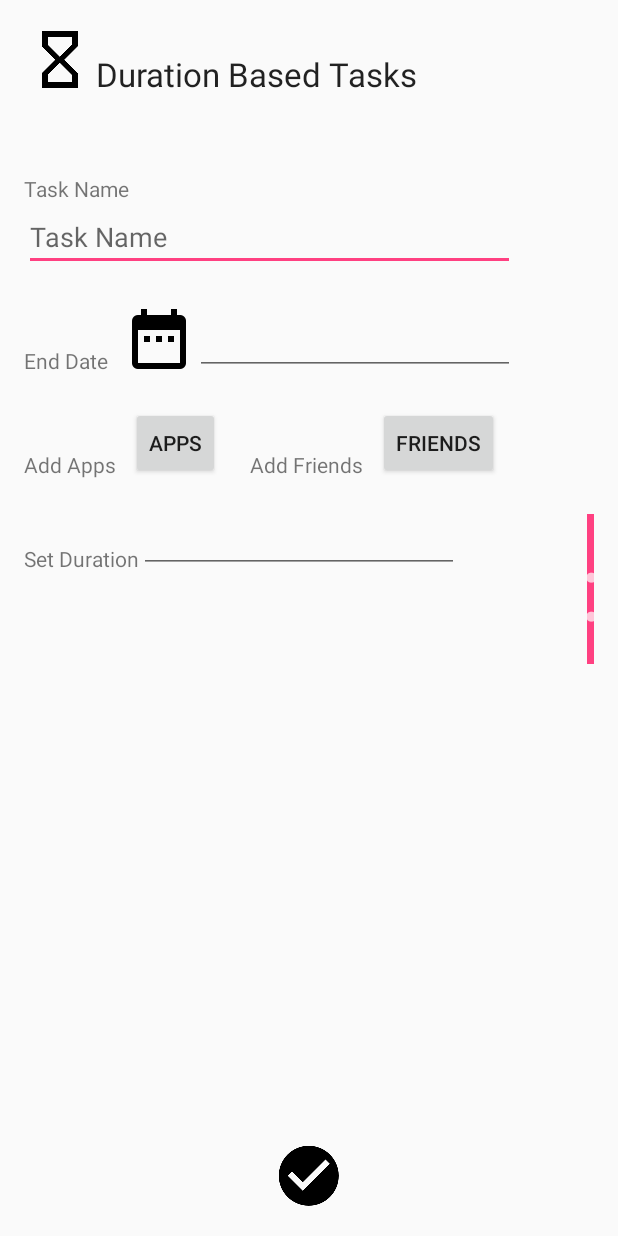
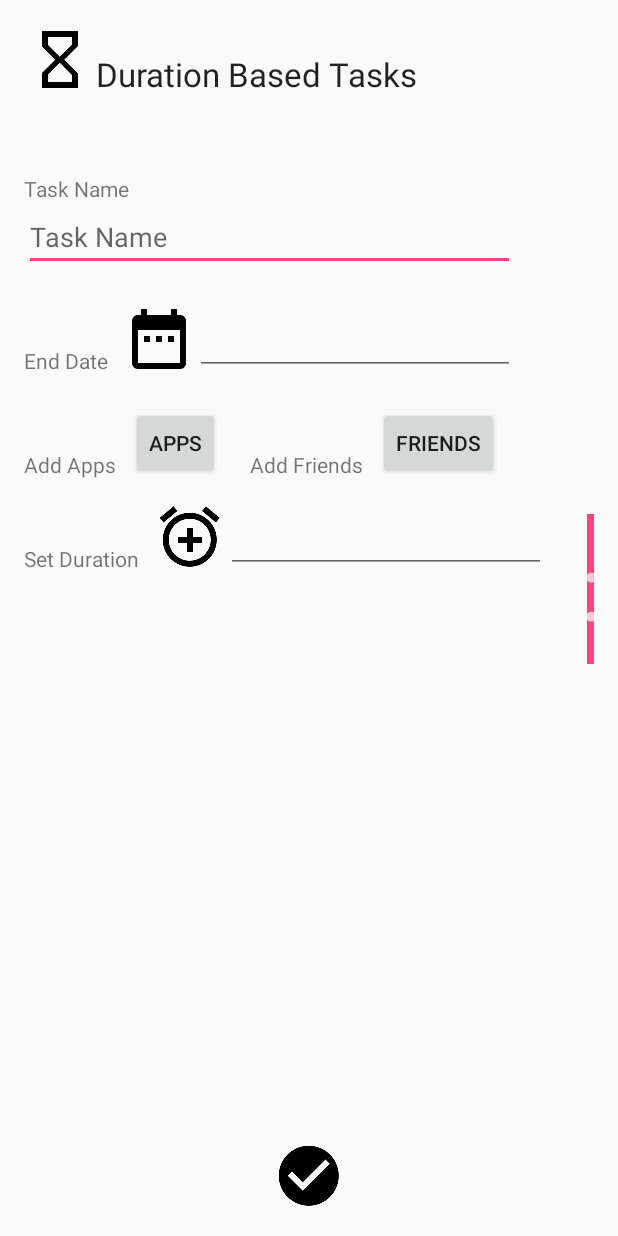
Before and after one commit to Udayan12167/fekc, an Android app: the TimeBasedTaskActivity screen opened directly, with no data from a screen before it, after a tap on an icon or button, on a phone screen of 412 x 824 dp. Run offline under Robolectric (Android 15) with nearby library versions, the phone set to English and light mode, and no system bars.

Commit message:
Time based tasks complete

```diff
--- a/App/FEKC/app/src/main/java/com/example/shiv/fekc/activity/TimeBasedTaskActivity.java
+++ b/App/FEKC/app/src/main/java/com/example/shiv/fekc/activity/TimeBasedTaskActivity.java
@@ -14,20 +14,24 @@ import android.widget.DatePicker;
 import android.widget.EditText;
 import android.widget.TextClock;
 import android.widget.TimePicker;
+import android.widget.Toast;
 
 import com.example.shiv.fekc.R;
+import com.example.shiv.fekc.adapter.DBAdapter;
+import com.example.shiv.fekc.commons.Constants;
+import com.example.shiv.fekc.item.TaskItem;
 
 import java.util.Calendar;
 
 public class TimeBasedTaskActivity extends AppCompatActivity {
-    String end_date;
-    String task_name;
-    String duration;
+    TaskItem task = new TaskItem();
+    DBAdapter dbAdapter; // = new DBAdapter();
 
     @Override
     protected void onCreate(Bundle savedInstanceState) {
         super.onCreate(savedInstanceState);
         setContentView(R.layout.activity_time_based_task);
+        dbAdapter = new DBAdapter();
     }
 
     @Override
@@ -55,7 +59,6 @@ public class TimeBasedTaskActivity extends AppCompatActivity {
 /*
         DialogFragment picker = new DatePickerFragment();
         picker.show(getFragmentManager(), "datePicker");*/
-
         Calendar c = Calendar.getInstance();
         int mYear = c.get(Calendar.YEAR);
         int mMonth = c.get(Calendar.MONTH);
@@ -64,42 +67,37 @@ public class TimeBasedTaskActivity extends AppCompatActivity {
         DatePickerDialog dialog = new DatePickerDialog(TimeBasedTaskActivity.this,
                 new mDateSetListener(), mYear, mMonth, mDay);
         dialog.show();
+    }
 
-
-
-
-    }
-/*
     public void setDuration(View view) {
         // TODO Auto-generated method stub
         Calendar mcurrentTime = Calendar.getInstance();
         int hour = mcurrentTime.get(Calendar.HOUR_OF_DAY);
         int minute = mcurrentTime.get(Calendar.MINUTE);
-        TextClockDialog mTimePicker;
-        mTimePicker = new TimePickerDialog(TimeBasedTaskActivity.this, new TimeClockDialog.OnTimeSetListener() {
+        TimePickerDialog mTimePicker;
+        mTimePicker = new TimePickerDialog(TimeBasedTaskActivity.this, new TimePickerDialog.OnTimeSetListener() {
             @Override
             public void onTimeSet(TimePicker timePicker, int selectedHour, int selectedMinute) {
-                EditText editText2 = (EditText) findViewById(R.id.start_time_edit_text);
-                editText2.setText( selectedHour + ":" + selectedMinute);
-                start_time = selectedHour + ":" + selectedMinute;
+                EditText editText2 = (EditText) findViewById(R.id.duration);
+                editText2.setText(selectedHour + ":" + selectedMinute);
+                task.setDuration(selectedHour + ":" + selectedMinute);
             }
         }, hour, minute, true);//Yes 24 hour time
         mTimePicker.setTitle("Select Time");
         mTimePicker.show();
 
-    }*/
-
+    }
 
     public void addAppsButton(View view) {
         // TODO Auto-generated method stub
         Intent intent = new Intent(this, AppListActivity.class);
-        startActivity(intent);
+        startActivityForResult(intent, 1);
     }
 
     public void addFriendsButton(View view) {
         // TODO Auto-generated method stub
         Intent intent = new Intent(this, UserListActivity.class);
-        startActivity(intent);
+        startActivityForResult(intent, 2);
     }
 
     class mDateSetListener implements DatePickerDialog.OnDateSetListener {
@@ -116,26 +114,96 @@ public class TimeBasedTaskActivity extends AppCompatActivity {
             EditText editText = (EditText) findViewById(R.id.date);
             editText.setText(new StringBuilder()
                     // Month is 0 based so add 1
-                    .append(mMonth + 1).append("/").append(mDay).append("/")
+                    .append(mDay).append("/")
+                    .append(mMonth + 1).append("/")
                     .append(mYear).append(" "));
             System.out.println(editText.getText().toString());
-            end_date = editText.getText().toString();
+            task.setEndDate(editText.getText().toString());
+
+        }
+    }
+    protected void onActivityResult(int requestCode, int resultCode, Intent data)
+    {
+        super.onActivityResult(requestCode, resultCode, data);
+        // check if the request code is same as what is passed  here it is 2
+        if(requestCode==1)
+        {
+            task.setApps(data.getStringArrayListExtra("SelectedApps"));
+            Log.e("Select apps:", task.getApps().toString());
+
+        }
+        if(requestCode==2)
+        {
+            task.setFriends(data.getStringArrayListExtra("SelectedUsers"));
+            Log.e("Select users:", task.getFriends().toString());
 
 
         }
     }
-    public void onSave(View view)
-    {
-        EditText mName = (EditText)findViewById(R.id.taskname);
-        EditText mDuration = (EditText)findViewById(R.id.duration);
-        duration = mDuration.getText().toString();
-        task_name = mName.getText().toString();
-        Log.e("Task Name:", task_name);
-        Log.e("End Date:",end_date);
-        Log.e("Duration:",duration);
-        SQLiteDatabase task_info_db = openOrCreateDatabase("task_info", MODE_PRIVATE, null);
-        task_info_db.execSQL("CREATE TABLE IF NOT EXISTS task_info(task_name VARCHAR,end_date VARCHAR, start_time VARCHAR, end_time VARCHAR, duration VARCHAR, activity_name VARCHAR, app VARCHAR, friends VARCHAR);");
-        // mydatabase.execSQL("INSERT INTO TutorialsPoint VALUES('admin','admin');");
+    public void onSave(View view) {
+        EditText name = (EditText) findViewById(R.id.taskname);
+        task.setTaskType(Constants.TIME_BASED_TASK);
+        task.setStartTime("NA");
+        task.setEndTime("NA");
+        task.setActivityName("NA");
+        task.setActivityStartFlag(0);
+        task.setActivityStopFlag(0);
+        task.setTaskID(dbAdapter.getMaxTaskIDFromTaskInfo() + 1);
 
+
+        // taskInfo.execSQL("INSERT INTO TaskInfo VALUES("+taskID+",'"+task_name+"',"+ task_type+",'"+end_date+"','"+start_time+"','"+end_time+"','"+duration+"','"+activity_name+"','"+app+"','"+friends+ "');");
+        //insertIntoDB(taskInfo,task_ID,task_name,task_type,end_date,start_time,end_time,duration,activity_name,app,friends);
+        int flag = 1;
+        try {
+            task.setTaskName(name.getText().toString());
+        } catch (NullPointerException npe) {
+
+        }
+        if (task.getTaskName().length() <= 0 || task.getTaskName().length() >= 255) {
+            Toast.makeText(getApplicationContext(), "Task name should be between 1 to 255 characters.", Toast.LENGTH_SHORT).show();
+            flag = 0;
+        }
+        if (flag == 1 && task.getEndDate().length() <= 0) {
+            Toast.makeText(getApplicationContext(), "End date cannot be blank!", Toast.LENGTH_SHORT).show();
+            flag = 0;
+        }
+        if (flag == 1 && task.getEndDate().length() > 0) {
+            Calendar calendar = Calendar.getInstance();
+            String[] setDate = task.getEndDate().trim().split("/");
+            Integer currYear = calendar.get(Calendar.YEAR);
+            Integer currMonth = calendar.get(Calendar.MONTH) + 1;
+            Integer currDay = calendar.get(Calendar.DAY_OF_MONTH);
+            Log.e("GHUSSAAA", "HEREEEE");
+            Log.e("Calender current", currYear.toString() + currMonth.toString() + currDay.toString());
+            Log.e("Stored date:", setDate[2].trim() + setDate[1].trim() + setDate[0].trim());
+            if (Integer.parseInt(setDate[2].trim()) < currYear) {
+
+                Toast.makeText(getApplicationContext(), "End date cannot be older than the current date!", Toast.LENGTH_SHORT).show();
+                flag = 0;
+            } else if (Integer.parseInt(setDate[2].trim()) == currYear && Integer.parseInt(setDate[1].trim()) < currMonth) {
+                Toast.makeText(getApplicationContext(), "End date cannot be older than the current date!", Toast.LENGTH_SHORT).show();
+                flag = 0;
+            } else if (Integer.parseInt(setDate[2].trim()) == currYear && Integer.parseInt(setDate[1].trim()) == currMonth && Integer.parseInt(setDate[0].trim()) < currDay) {
+                Toast.makeText(getApplicationContext(), "End date cannot be older than the current date!", Toast.LENGTH_SHORT).show();
+                flag = 0;
+            }
+
+        }
+        if (flag == 1 && task.getApps().size() == 0) {
+            Toast.makeText(getApplicationContext(), "Please add at least one app!", Toast.LENGTH_SHORT).show();
+            flag = 0;
+        }
+        if (flag == 1 && task.getFriends().size() == 0) {
+            Toast.makeText(getApplicationContext(), "Please add at least one friend!", Toast.LENGTH_SHORT).show();
+            flag = 0;
+        }
+        if(flag==1 && task.getDuration().length() == 0) {
+            Toast.makeText(getApplicationContext(), "Please add a duration!", Toast.LENGTH_SHORT).show();
+            flag = 0;
+        }
+        if (flag == 1) {
+            dbAdapter.insertIntoTaskInfo(task);
+            Toast.makeText(getApplicationContext(), "Task Added!", Toast.LENGTH_SHORT).show();
+        }
     }
 }
--- a/App/FEKC/app/src/main/res/layout/activity_time_based_task.xml
+++ b/App/FEKC/app/src/main/res/layout/activity_time_based_task.xml
@@ -52,7 +52,7 @@
         android:layout_height="wrap_content"
         android:text="Apps"
         android:id="@+id/add_apps_button"
-        android:onClick="add_apps_button"
+        android:onClick="addAppsButton"
         android:layout_toRightOf="@+id/add_apps"
         android:layout_alignBottom="@+id/add_apps"
         android:layout_marginLeft="10dp"
@@ -97,7 +97,11 @@
         android:ems="10"
         android:id="@+id/date"
         android:layout_alignBottom="@+id/changeDate"
-        android:layout_toRightOf="@+id/changeDate" />
+        android:layout_toRightOf="@+id/changeDate"
+        android:clickable="false"
+        android:cursorVisible="false"
+        android:focusable="false"
+        android:focusableInTouchMode="false" />
 
 
     <ImageView
@@ -153,6 +157,20 @@
         android:ems="10"
         android:id="@+id/duration"
         android:layout_alignBottom="@+id/set_duration"
-        android:layout_toEndOf="@+id/set_duration" />
+        android:layout_toEndOf="@+id/set_duration_button"
+        android:clickable="false"
+        android:cursorVisible="false"
+        android:focusable="false"
+        android:focusableInTouchMode="false" />
+    <ImageView
+        android:layout_width="wrap_content"
+        android:layout_height="wrap_content"
+        android:id="@+id/set_duration_button"
+        android:onClick="setDuration"
+        android:src="@drawable/ic_alarm_add_black_48dp"
+        android:layout_alignBottom="@+id/set_duration"
+        android:layout_toEndOf="@+id/set_duration"
+        android:layout_marginLeft="10dp"
+        />
 
 </RelativeLayout>
```
Also changed, not shown: App/FEKC/app/src/main/java/com/example/shiv/fekc/activity/ScheduleBasedTaskActivity.java (+0 -8 lines).
